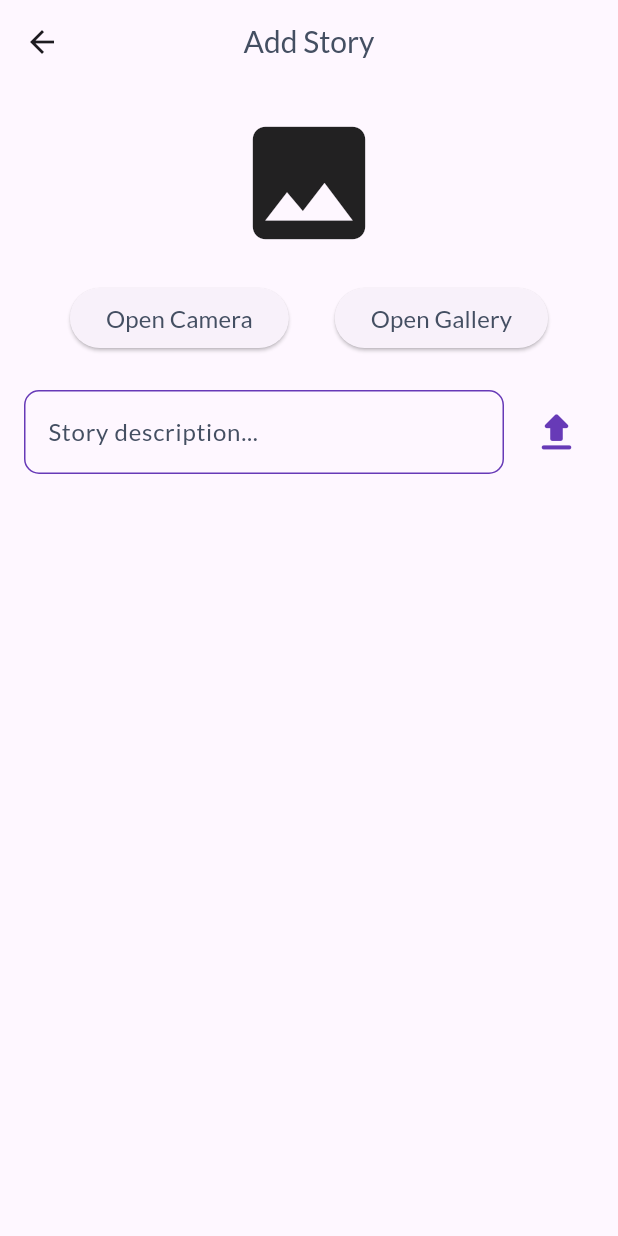
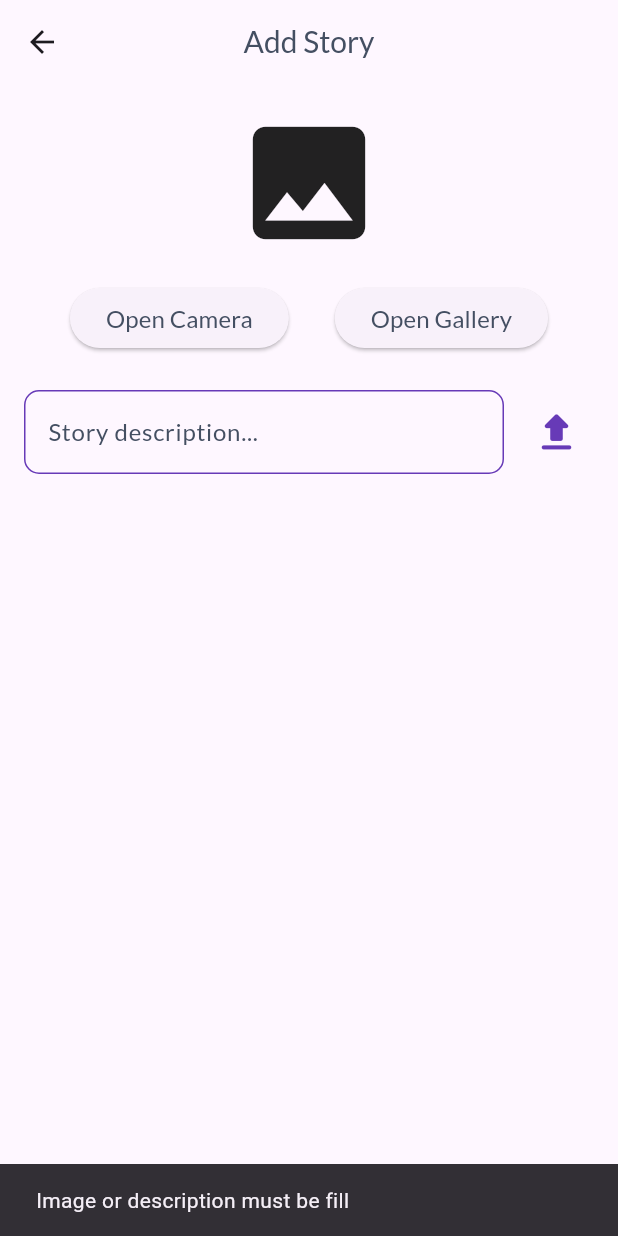
Before and after one commit to ahmadsufyan455/dicogram, a Flutter app: the AddStoryPage screen opened by its route, after a tap on the "upload" icon, on a phone screen of 412 x 824 dp. Run offline on Flutter 3.47's test engine with Material 2 defaults, Android fonts, the light colour scheme and no system bars; our stand-ins replace auto_route, cached_network_image, camera, dio, equatable, flutter_bloc and 6 more; accounts and stored records are empty; generated files the repository leaves out were written again.

Commit message:
add wording data not complete

```diff
--- a/lib/l10n/app_en.arb
+++ b/lib/l10n/app_en.arb
@@ -14,5 +14,6 @@
     "somethingWentWrong": "Something went wrong!",
     "tryAgain": "Try again",
     "registerSuccess": "Register success, please login with new account",
-    "takePhoto": "Take a photo"
+    "takePhoto": "Take a photo",
+    "dataNotComplete": "Image or description must be fill"
 }
--- a/lib/l10n/app_es.arb
+++ b/lib/l10n/app_es.arb
@@ -14,5 +14,6 @@
     "somethingWentWrong": "¡Hay un error!",
     "tryAgain": "Intentar otra vez",
     "registerSuccess": "Registro exitoso, por favor inicie sesión con una nueva cuenta",
-    "takePhoto": "Tomar la foto"
+    "takePhoto": "Tomar la foto",
+    "dataNotComplete": "La imagen o la descripción deben completarse"
 }
--- a/lib/l10n/app_id.arb
+++ b/lib/l10n/app_id.arb
@@ -14,5 +14,6 @@
     "somethingWentWrong": "Terjadi kesalahan!",
     "tryAgain": "Coba lagi",
     "registerSuccess": "Berhasil daftar, Silahkan login dengan akun baru",
-    "takePhoto": "Ambil gambar"
+    "takePhoto": "Ambil gambar",
+    "dataNotComplete": "Gambar atau deskripsi harus di isi"
 }
--- a/lib/view/add/add_story_page.dart
+++ b/lib/view/add/add_story_page.dart
@@ -130,6 +130,14 @@ class AddStoryPage extends StatelessWidget {
                                   .read<AddStoryBloc>()
                                   .add(AddStory(formData));
                             }
+                          } else {
+                            ScaffoldMessenger.of(context).showSnackBar(
+                              SnackBar(
+                                content: Text(
+                                  l10n.dataNotComplete,
+                                ),
+                              ),
+                            );
                           }
                         },
                         icon: const Icon(
```
